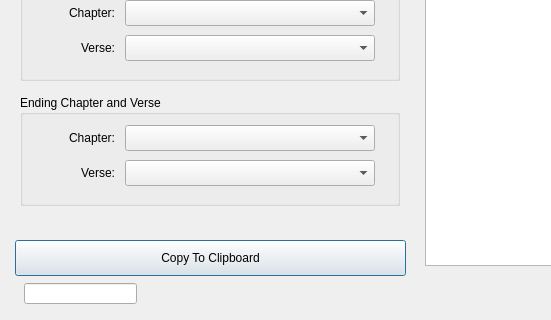
Before: the Qt Designer form src/dialogs/CopyDialog/copydialog.ui in wmaxfield/CWP-Desktop-QT, drawn with Qt 5; both pictures show x 0 to 551 and y 230 to 550 of the 842 by 550 pixel window.
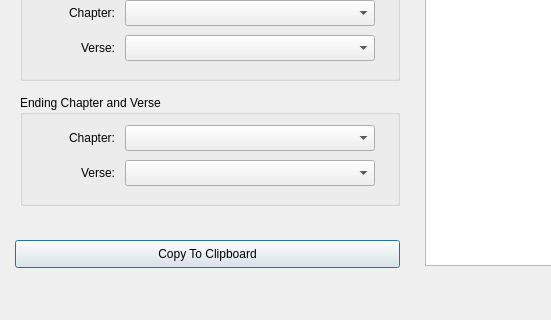
After: the same form once the commit is applied.

Commit message: Fix various verse copy issues.  Fix verse copy on Mac providing a .vcf rather than verses.

```diff
--- a/src/dialogs/CopyDialog/copydialog.ui
+++ b/src/dialogs/CopyDialog/copydialog.ui
@@ -187,8 +187,8 @@
     <rect>
      <x>15</x>
      <y>470</y>
-     <width>391</width>
-     <height>36</height>
+     <width>385</width>
+     <height>28</height>
     </rect>
    </property>
    <property name="text">
@@ -283,16 +283,6 @@
     <string>Add Book And Chapter</string>
    </property>
   </widget>
-  <widget class="QLineEdit" name="leTextForCopy">
-   <property name="geometry">
-    <rect>
-     <x>24</x>
-     <y>513</y>
-     <width>113</width>
-     <height>21</height>
-    </rect>
-   </property>
-  </widget>
  </widget>
  <resources/>
  <connections/>
```
Left out of the diff: 2 changed lines with no effect on the pictures. The commit also changes 2 other files.
